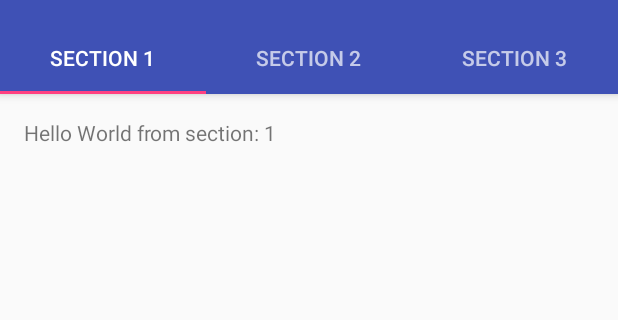
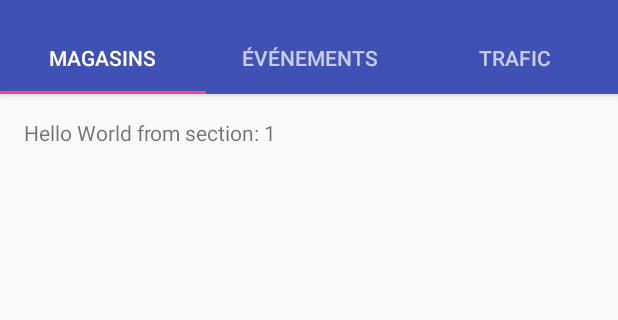
Before and after one commit to sticmac/CapSophia_SI3, an Android app: the screen it shows after launch (MainActivity), on a phone screen of 412 x 824 dp, the part 62-382 px from its top. Run offline under Robolectric (Android 15) with nearby library versions, the phone set to English and light mode, and no system bars.

Commit message:
Renamed tabs
Now called "Magasins", "Événements" and "Trafic"

```diff
--- a/app/src/main/java/fr/unice/polytech/si3/ihm/capsophia/adapter/SectionsPagerAdapter.java
+++ b/app/src/main/java/fr/unice/polytech/si3/ihm/capsophia/adapter/SectionsPagerAdapter.java
@@ -28,11 +28,11 @@ public class SectionsPagerAdapter extends FragmentPagerAdapter {
         public CharSequence getPageTitle(int position) {
             switch (position) {
                 case 0:
-                    return "SECTION 1";
+                    return "Magasins";
                 case 1:
-                    return "SECTION 2";
+                    return "Événements";
                 case 2:
-                    return "SECTION 3";
+                    return "Trafic";
             }
             return null;
         }
```
